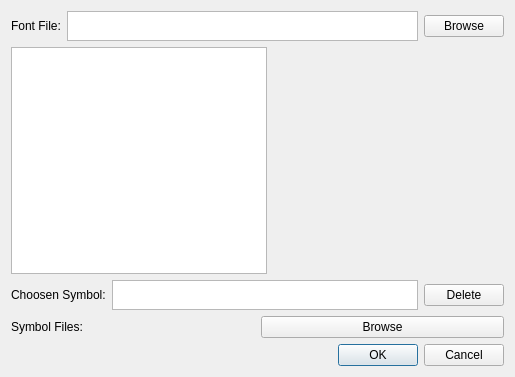
Before: the Qt Designer form fontdialog.ui in aizenbit/Scribbler, drawn with Qt 5.
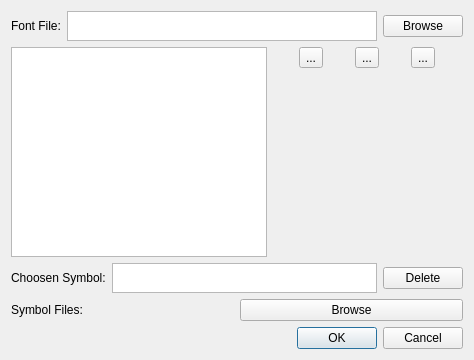
After: the same form once the commit is applied. Custom widgets are drawn as their Qt base class.

Commit message: add ability to draw inPoint, outPoint and limits of letter

Patch:
```diff
--- a/fontdialog.ui
+++ b/fontdialog.ui
@@ -6,8 +6,8 @@
    <rect>
     <x>0</x>
     <y>0</y>
-    <width>515</width>
-    <height>377</height>
+    <width>474</width>
+    <height>360</height>
    </rect>
   </property>
   <property name="sizePolicy">
@@ -19,7 +19,7 @@
   <property name="windowTitle">
    <string>Font Editor - Scribbler</string>
   </property>
-  <layout class="QVBoxLayout" name="verticalLayout">
+  <layout class="QVBoxLayout" name="verticalLayout_2">
    <item>
     <layout class="QHBoxLayout" name="horizontalLayout">
      <item>
@@ -58,7 +58,7 @@
     </layout>
    </item>
    <item>
-    <layout class="QHBoxLayout" name="horizontalLayout_4">
+    <layout class="QHBoxLayout" name="horizontalLayout_6">
      <item>
       <widget class="QTreeWidget" name="treeWidget">
        <property name="minimumSize">
@@ -84,6 +84,35 @@
       </widget>
      </item>
      <item>
+      <layout class="QVBoxLayout" name="verticalLayout">
+       <item>
+        <layout class="QHBoxLayout" name="horizontalLayout_5">
+         <item>
+          <widget class="QToolButton" name="drawInPointButton">
+           <property name="text">
+            <string>...</string>
+           </property>
+          </widget>
+         </item>
+         <item>
+          <widget class="QToolButton" name="drawOutPointButton">
+           <property name="text">
+            <string>...</string>
+           </property>
+          </widget>
+         </item>
+         <item>
+          <widget class="QToolButton" name="drawLimitsButton">
+           <property name="text">
+            <string>...</string>
+           </property>
+          </widget>
+         </item>
+        </layout>
+       </item>
+       <item>
+        <layout class="QHBoxLayout" name="horizontalLayout_4">
+         <item>
       <spacer name="horizontalSpacer">
        <property name="orientation">
         <enum>Qt::Horizontal</enum>
@@ -105,6 +134,23 @@
         </size>
        </property>
       </widget>
+         </item>
+         <item>
+          <spacer name="horizontalSpacer_2">
+           <property name="orientation">
+            <enum>Qt::Horizontal</enum>
+           </property>
+           <property name="sizeHint" stdset="0">
+            <size>
+             <width>40</width>
+             <height>20</height>
+            </size>
+           </property>
+          </spacer>
+         </item>
+        </layout>
+       </item>
+      </layout>
      </item>
     </layout>
    </item>
```
Lines whose indentation alone changed are shown as unchanged. The commit also changes 4 other files.
